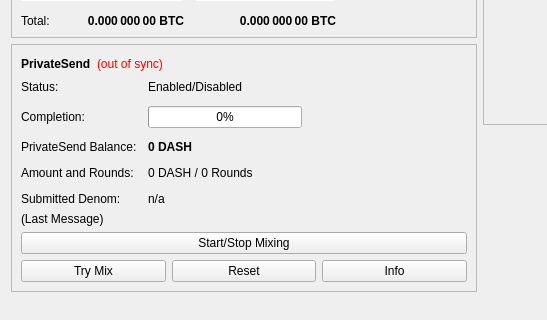
Above: src/qt/forms/overviewpage.ui from NaAlSi3O8/dash before the change; both pictures show x 0 to 547 and y 178 to 498 of the 960 by 585 pixel window. Below: the same form after it.
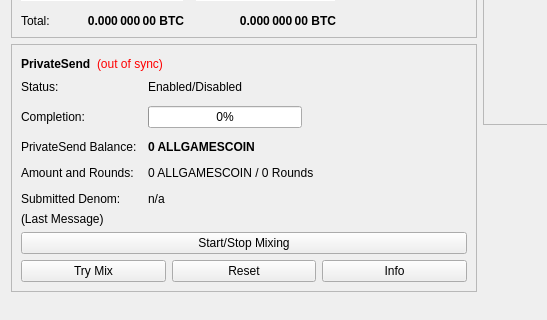
That is the form after the change.

Commit message: change text DASH to ALLGAMESCOIN

What changed in the file:
```diff
--- a/src/qt/forms/overviewpage.ui
+++ b/src/qt/forms/overviewpage.ui
@@ -514,7 +514,7 @@
                </font>
               </property>
               <property name="text">
-               <string notr="true">0 DASH</string>
+               <string notr="true">0 ALLGAMESCOIN</string>
               </property>
              </widget>
             </item>
@@ -528,7 +528,7 @@
             <item row="3" column="1">
              <widget class="QLabel" name="labelAmountRounds">
               <property name="text">
-               <string>0 DASH / 0 Rounds</string>
+               <string>0 ALLGAMESCOIN / 0 Rounds</string>
               </property>
              </widget>
             </item>
```
The commit also changes 81 other files.
